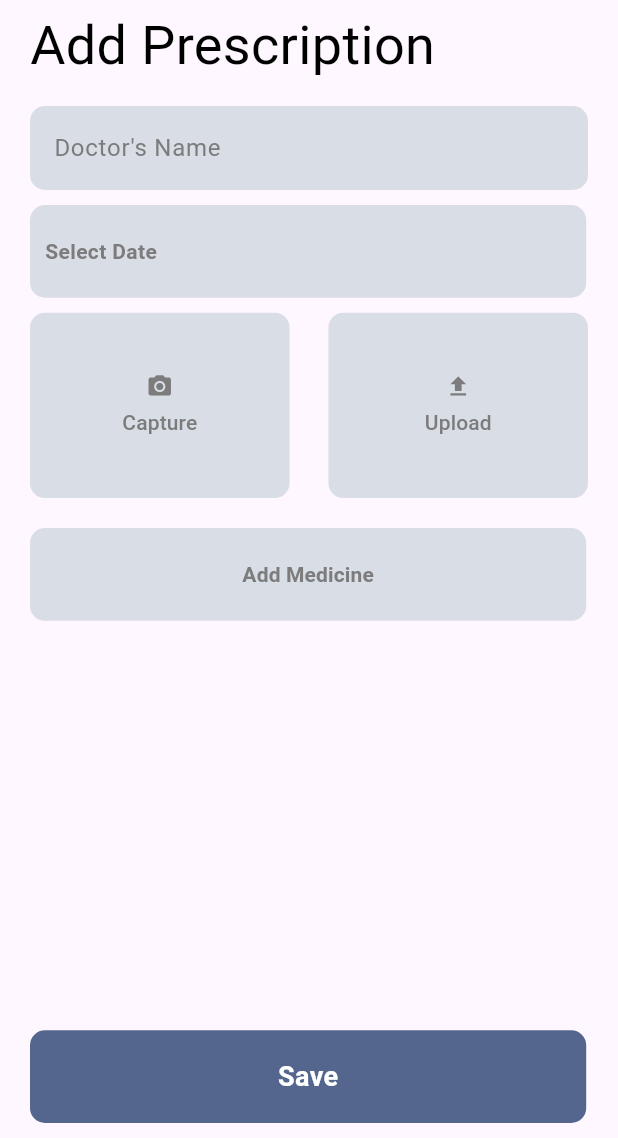
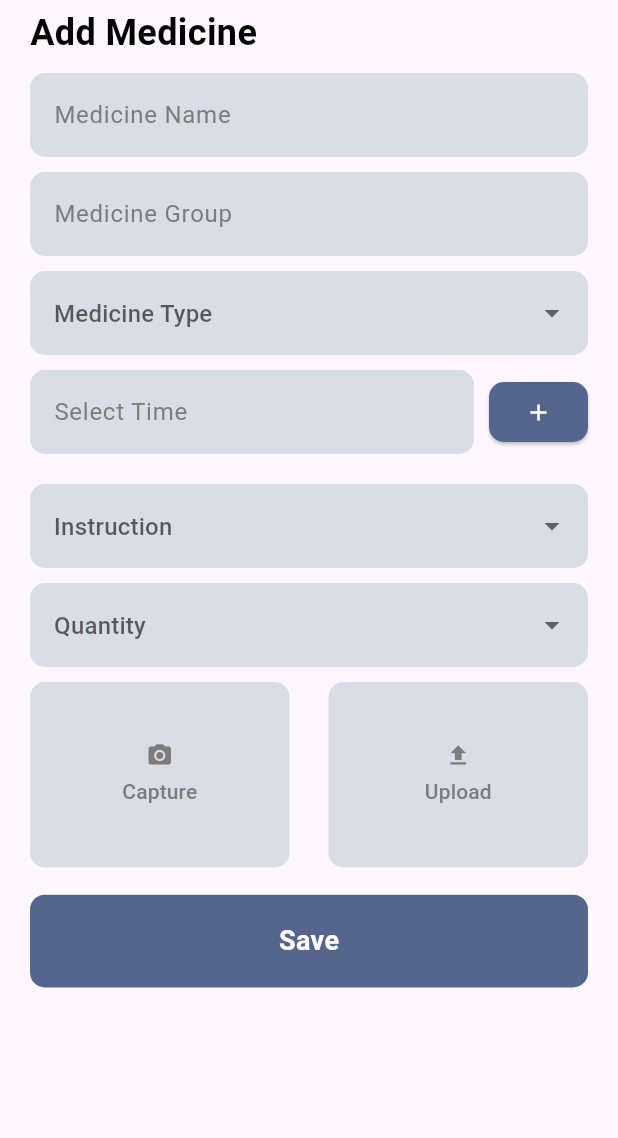
Before and after one commit to tamimforazi/medicine_reminder_app, a Flutter app: the MedicineScreen screen opened directly, after a tap on "Add Medicine", on a phone screen of 412 x 824 dp, the part 98-1236 px from its top. Run offline on Flutter 3.47's test engine with Material 3 defaults, Android fonts, the phone set to English and light mode, and no system bars; our stand-ins replace flutter_slidable, image_picker.

Commit message:
Add medicine screen introduced

```diff
--- a/lib/screens/add_medicine_screen.dart
+++ b/lib/screens/add_medicine_screen.dart
@@ -0,0 +1,362 @@
+import 'package:flutter/material.dart';
+import 'package:image_picker/image_picker.dart';
+import 'package:medicine_reminder_app/components/add_another_profile_button.dart';
+import 'dart:io';
+import 'package:medicine_reminder_app/components/custom_appbar.dart';
+import 'package:medicine_reminder_app/const/constant.dart';
+import 'package:medicine_reminder_app/screens/medicine_screen.dart';
+
+class AddMedicineScreen extends StatefulWidget {
+  final String profileName;
+  final String profileImage;
+
+  const AddMedicineScreen({
+    Key? key,
+    required this.profileName,
+    required this.profileImage,
+  }) : super(key: key);
+
+  @override
+  State<AddMedicineScreen> createState() => _AddMedicineScreenState();
+}
+
+class _AddMedicineScreenState extends State<AddMedicineScreen> {
+  final TextEditingController _medicineNameController = TextEditingController();
+  final TextEditingController _medicineGroupController =
+      TextEditingController();
+  final TextEditingController _timeController = TextEditingController();
+
+  String? _medicineType;
+  String? _instruction;
+  String? _quantity;
+  final List<String> _selectedTimes = [];
+  File? _image;
+
+  final ImagePicker _picker = ImagePicker();
+
+  Future<void> _captureImage() async {
+    final XFile? image = await _picker.pickImage(source: ImageSource.camera);
+    if (image != null) {
+      setState(() {
+        _image = File(image.path);
+      });
+    }
+  }
+
+  Future<void> _uploadImage() async {
+    final XFile? image = await _picker.pickImage(source: ImageSource.gallery);
+    if (image != null) {
+      setState(() {
+        _image = File(image.path);
+      });
+    }
+  }
+
+  void _addTime() {
+    if (_timeController.text.isNotEmpty) {
+      setState(() {
+        _selectedTimes.add(_timeController.text);
+        _timeController.clear();
+      });
+    }
+  }
+
+  @override
+  Widget build(BuildContext context) {
+    final boxHeight = MediaQuery.of(context).size.height * 0.075;
+    final boxWidth = MediaQuery.of(context).size.width * 0.90;
+
+    return Scaffold(
+      appBar: CustomAppBar(
+        profileName: widget.profileName,
+        profileImage: widget.profileImage,
+        onBackButtonPressed: () {
+          Navigator.pop(context);
+        },
+      ),
+      body: Stack(
+        children: [
+          Padding(
+            padding: const EdgeInsets.symmetric(horizontal: 20.0),
+            child: SingleChildScrollView(
+              physics: BouncingScrollPhysics(),
+              child: Column(
+                crossAxisAlignment: CrossAxisAlignment.start,
+                children: [
+                  Text(
+                    "Add Medicine",
+                    style: TextStyle(
+                        color: Colors.black,
+                        fontSize: 24,
+                        fontWeight: FontWeight.bold),
+                  ),
+                  SizedBox(height: 10),
+
+                  TextField(
+                    controller: _medicineNameController,
+                    style: TextStyle(color: AppColors.boxTextColour),
+                    decoration: InputDecoration(
+                      filled: true,
+                      fillColor: Color(0xffD9DDE6),
+                      hintText: 'Medicine Name',
+                      hintStyle: TextStyle(color: AppColors.boxTextColour),
+                      border: OutlineInputBorder(
+                        borderRadius: BorderRadius.circular(10),
+                        borderSide: BorderSide.none,
+                      ),
+                    ),
+                  ),
+                  SizedBox(height: 10),
+
+                  TextField(
+                    controller: _medicineGroupController,
+                    style: TextStyle(color: AppColors.boxTextColour),
+                    decoration: InputDecoration(
+                      filled: true,
+                      fillColor: Color(0xffD9DDE6),
+                      hintText: 'Medicine Group',
+                      hintStyle: TextStyle(color: AppColors.boxTextColour),
+                      border: OutlineInputBorder(
+                        borderRadius: BorderRadius.circular(10),
+                        borderSide: BorderSide.none,
+                      ),
+                    ),
+                  ),
+                  SizedBox(height: 10),
+
+                  DropdownButtonFormField<String>(
+                    value: _medicineType,
+                    onChanged: (newValue) {
+                      setState(() {
+                        _medicineType = newValue;
+                      });
+                    },
+                    items: [
+                      'Tablet',
+                      'Capsule',
+                      'Syrup',
+                      'Injection',
+                      'Inhaler',
+                      'Drop'
+                    ]
+                        .map((type) => DropdownMenuItem(
+                              value: type,
+                              child: Text(type),
+                            ))
+                        .toList(),
+                    decoration: InputDecoration(
+                      filled: true,
+                      fillColor: Color(0xffD9DDE6),
+                      hintText: 'Medicine Type',
+                      hintStyle: TextStyle(color: AppColors.boxTextColour),
+                      border: OutlineInputBorder(
+                        borderRadius: BorderRadius.circular(10),
+                        borderSide: BorderSide.none,
+                      ),
+                    ),
+                  ),
+                  SizedBox(height: 10),
+                  // Time Input with Add Button
+                  Row(
+                    children: [
+                      Expanded(
+                        child: TextField(
+                          controller: _timeController,
+                          style: TextStyle(color: AppColors.boxTextColour),
+                          decoration: InputDecoration(
+                            filled: true,
+                            fillColor: Color(0xffD9DDE6),
+                            hintText: 'Select Time',
+                            hintStyle:
+                                TextStyle(color: AppColors.boxTextColour),
+                            border: OutlineInputBorder(
+                              borderRadius: BorderRadius.circular(10),
+                              borderSide: BorderSide.none,
+                            ),
+                          ),
+                          onTap: () async {
+                            TimeOfDay? pickedTime = await showTimePicker(
+                              context: context,
+                              initialTime: TimeOfDay.now(),
+                            );
+                            if (pickedTime != null) {
+                              _timeController.text = pickedTime.format(context);
+                            }
+                          },
+                        ),
+                      ),
+                      SizedBox(width: 10),
+                      ElevatedButton(
+                        onPressed: _addTime,
+                        style: ElevatedButton.styleFrom(
+                          backgroundColor: Color(0xff54668E),
+                          shape: RoundedRectangleBorder(
+                            borderRadius: BorderRadius.circular(10),
+                          ),
+                        ),
+                        child: Icon(
+                          Icons.add,
+                          color: Colors.white,
+                        ),
+                      ),
+                    ],
+                  ),
+                  SizedBox(height: 10),
+                  // Display selected times
+                  if (_selectedTimes.isNotEmpty)
+                    Wrap(
+                      spacing: 8.0,
+                      children: _selectedTimes.map((time) {
+                        return Chip(
+                          label: Text(time),
+                          backgroundColor: Color(0xffD9DDE6),
+                          onDeleted: () {
+                            setState(() {
+                              _selectedTimes.remove(time);
+                            });
+                          },
+                        );
+                      }).toList(),
+                    ),
+                  SizedBox(height: 10),
+                  // Instruction Dropdown
+                  DropdownButtonFormField<String>(
+                    value: _instruction,
+                    onChanged: (newValue) {
+                      setState(() {
+                        _instruction = newValue;
+                      });
+                    },
+                    items: ['N/A', 'Before Meal', 'After Meal']
+                        .map((instruction) => DropdownMenuItem(
+                              value: instruction,
+                              child: Text(instruction),
+                            ))
+                        .toList(),
+                    decoration: InputDecoration(
+                      filled: true,
+                      fillColor: Color(0xffD9DDE6),
+                      hintText: 'Instruction',
+                      hintStyle: TextStyle(color: AppColors.boxTextColour),
+                      border: OutlineInputBorder(
+                        borderRadius: BorderRadius.circular(10),
+                        borderSide: BorderSide.none,
+                      ),
+                    ),
+                  ),
+                  SizedBox(height: 10),
+                  // Quantity Dropdown
+                  DropdownButtonFormField<String>(
+                    value: _quantity,
+                    onChanged: (newValue) {
+                      setState(() {
+                        _quantity = newValue;
+                      });
+                    },
+                    items: ['1', '2', '3', '4', '5']
+                        .map((quantity) => DropdownMenuItem(
+                              value: quantity,
+                              child: Text(quantity),
+                            ))
+                        .toList(),
+                    decoration: InputDecoration(
+                      filled: true,
+                      fillColor: Color(0xffD9DDE6),
+                      hintText: 'Quantity',
+                      hintStyle: TextStyle(color: AppColors.boxTextColour),
+                      border: OutlineInputBorder(
+                        borderRadius: BorderRadius.circular(10),
+                        borderSide: BorderSide.none,
+                      ),
+                    ),
+                  ),
+                  SizedBox(height: 10),
+                  // Image capture and upload buttons
+                  Row(
+                    mainAxisAlignment: MainAxisAlignment.spaceBetween,
+                    children: [
+                      Container(
+                        height: MediaQuery.of(context).size.height * 0.15,
+                        width: MediaQuery.of(context).size.width * 0.42,
+                        decoration: BoxDecoration(
+                          color: Color(0xffD9DDE6),
+                          borderRadius: BorderRadius.circular(10),
+                        ),
+                        child: ElevatedButton(
+                          onPressed: _captureImage,
+                          style: ElevatedButton.styleFrom(
+                            backgroundColor: Colors.transparent,
+                            shadowColor: Colors.transparent,
+                          ),
+                          child: Column(
+                            mainAxisAlignment: MainAxisAlignment.center,
+                            children: [
+                              Icon(Icons.camera_alt,
+                                  color: AppColors.boxTextColour),
+                              SizedBox(height: 5),
+                              Text(
+                                'Capture',
+                                style:
+                                    TextStyle(color: AppColors.boxTextColour),
+                              ),
+                            ],
+                          ),
+                        ),
+                      ),
+                      Container(
+                        height: MediaQuery.of(context).size.height * 0.15,
+                        width: MediaQuery.of(context).size.width * 0.42,
+                        decoration: BoxDecoration(
+                          color: Color(0xffD9DDE6),
+                          borderRadius: BorderRadius.circular(10),
+                        ),
+                        child: ElevatedButton(
+                          onPressed: _uploadImage,
+                          style: ElevatedButton.styleFrom(
+                            backgroundColor: Colors.transparent,
+                            shadowColor: Colors.transparent,
+                          ),
+                          child: Column(
+                            mainAxisAlignment: MainAxisAlignment.center,
+                            children: [
+                              Icon(Icons.upload,
+                                  color: AppColors.boxTextColour),
+                              SizedBox(height: 5),
+                              Text(
+                                'Upload',
+                                style:
+                                    TextStyle(color: AppColors.boxTextColour),
+                              ),
+                            ],
+                          ),
+                        ),
+                      ),
+                    ],
+                  ),
+                  SizedBox(height: 80), // Add some space before the save button
+                ],
+              ),
+            ),
+          ),
+          Positioned(
+            bottom: 0,
+            left: 20,
+            right: 20,
+            child: AddAnotherProfileButton(
+              title: "Save",
+              onPress: () => Navigator.pushReplacement(
+                context,
+                MaterialPageRoute(
+                  builder: (context) => MedicineScreen(
+                    profileName: 'FARHAD E HASAN FEH',
+                    profileImage: 'images/Mask group.png',
+                  ),
+                ),
+              ),
+            ),
+          ),
+        ],
+      ),
+    );
+  }
+}
--- a/lib/screens/medicine_screen.dart
+++ b/lib/screens/medicine_screen.dart
@@ -4,6 +4,7 @@ import 'package:medicine_reminder_app/components/add_another_profile_button.dart
 import 'package:medicine_reminder_app/components/custom_appbar.dart';
 import 'package:medicine_reminder_app/components/listTile.dart';
 import 'package:medicine_reminder_app/const/constant.dart';
+import 'package:medicine_reminder_app/screens/add_medicine_screen.dart';
 import 'package:medicine_reminder_app/screens/add_prescription_screen.dart';
 import 'package:medicine_reminder_app/screens/medicine_list_screen.dart';
 
@@ -125,7 +126,7 @@ class _MedicineScreenState extends State<MedicineScreen> {
               onPress: () => Navigator.pushReplacement(
                 context,
                 MaterialPageRoute(
-                  builder: (context) => AddPrescriptionScreen(
+                  builder: (context) => AddMedicineScreen(
                     profileName: 'FARHAD E HASAN FEH',
                     profileImage: 'images/Mask group.png',
                   ),
```
